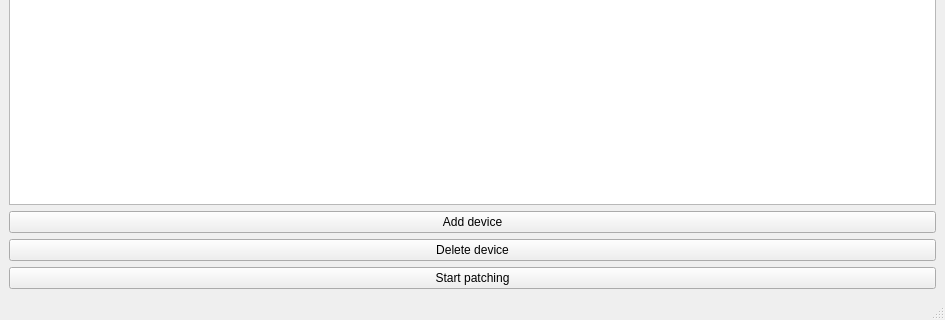
Above: srs/mainwindow.ui from recruit2018/Patcher before the change; both pictures show x 0 to 945 and y 198 to 518 of the 945 by 518 pixel window. Below: the same form after it.
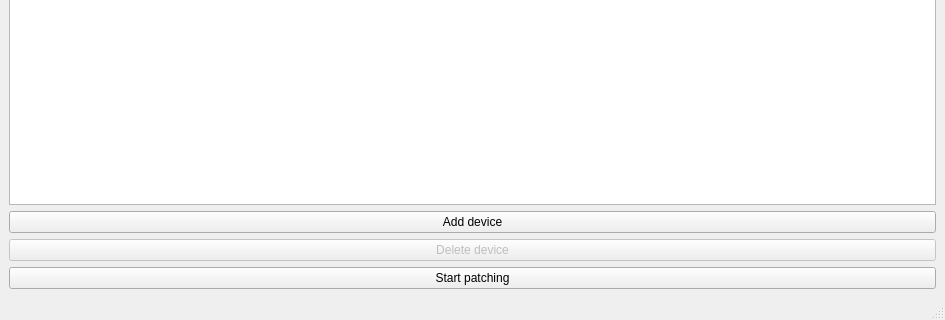
That is the form after the change. Custom widgets are drawn as their Qt base class.

Commit message: Changed the behavior of the delete device button.

Diff of the .ui file:
```diff
--- a/srs/mainwindow.ui
+++ b/srs/mainwindow.ui
@@ -140,7 +140,7 @@
     <item>
      <widget class="QPushButton" name="but_del_device">
       <property name="enabled">
-       <bool>true</bool>
+       <bool>false</bool>
       </property>
       <property name="text">
        <string>Delete device</string>
```
The commit also changes 1 other file.
